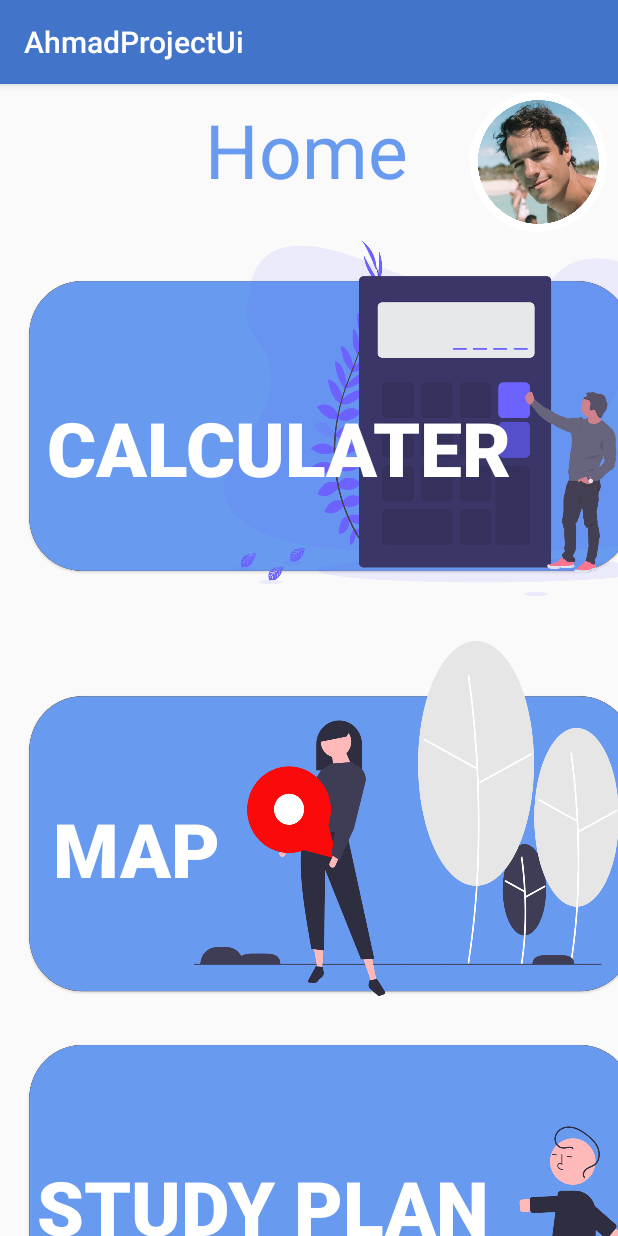
After one commit to LSobuh/ahmadsProject, an Android app: the Home screen opened directly, with no data from a screen before it, on a phone screen of 412 x 824 dp. The commit adds this screen. Run offline under Robolectric (Android 15) with nearby library versions, the phone set to English and light mode, and no system bars.

Commit message:
Initial commit

```diff
--- a/app/src/main/AndroidManifest.xml
+++ b/app/src/main/AndroidManifest.xml
@@ -23,6 +23,9 @@
         <activity android:name=".SignUp">
 
         </activity>
+        <activity android:name=".Home">
+
+        </activity>
     </application>
 
 </manifest>
--- /dev/null
+++ b/app/src/main/java/com/example/ahmadprojectui/Home.java
@@ -0,0 +1,18 @@
+package com.example.ahmadprojectui;
+
+import android.os.Bundle;
+
+import androidx.appcompat.app.AppCompatActivity;
+
+public class Home extends AppCompatActivity {
+
+    @Override
+    protected void onCreate(Bundle savedInstanceState) {
+        super.onCreate(savedInstanceState);
+        setContentView(R.layout.homepage);
+
+
+
+    }
+
+}
--- a/app/src/main/java/com/example/ahmadprojectui/MainActivity.java
+++ b/app/src/main/java/com/example/ahmadprojectui/MainActivity.java
@@ -15,6 +15,14 @@ public class MainActivity extends AppCompatActivity {
         setContentView(R.layout.activity_main);
     login=findViewById(R.id.button10);
     signup=findViewById(R.id.button11);
+    guest=findViewById(R.id.button12);
+    guest.setOnClickListener(new View.OnClickListener() {
+        @Override
+        public void onClick(View v) {
+            Intent i=new Intent(MainActivity.this,Home.class);
+            startActivity(i);
+        }
+    });
         signup.setOnClickListener(new View.OnClickListener() {
             @Override
             public void onClick(View v) {
--- /dev/null
+++ b/app/src/main/res/layout/homepage.xml
@@ -0,0 +1,151 @@
+<?xml version="1.0" encoding="utf-8"?>
+<androidx.constraintlayout.widget.ConstraintLayout
+    xmlns:android="http://schemas.android.com/apk/res/android"
+    xmlns:app="http://schemas.android.com/apk/res-auto"
+    xmlns:tools="http://schemas.android.com/tools"
+    android:layout_width="match_parent"
+    android:layout_height="match_parent">
+
+<LinearLayout
+    android:layout_width="match_parent"
+    android:layout_height="match_parent">
+
+</LinearLayout>
+    <ScrollView
+        android:id="@+id/scrollView2"
+        android:layout_width="541dp"
+        android:layout_height="721dp"
+        android:layout_marginStart="80dp"
+        android:layout_marginTop="40dp"
+        app:layout_constraintEnd_toEndOf="parent"
+        app:layout_constraintHorizontal_bias="0.304"
+        app:layout_constraintStart_toStartOf="parent"
+        app:layout_constraintTop_toBottomOf="@+id/textView7">
+
+
+        <LinearLayout
+            android:layout_width="match_parent"
+            android:layout_height="match_parent"
+            android:layout_marginTop="0dp"
+            android:orientation="vertical"
+            app:layout_constraintBottom_toBottomOf="parent"
+            app:layout_constraintEnd_toEndOf="parent"
+            app:layout_constraintHorizontal_bias="1.0"
+            app:layout_constraintStart_toStartOf="parent"
+            app:layout_constraintTop_toTopOf="parent">
+
+
+            <Button
+
+                android:id="@+id/button"
+                android:layout_width="438dp"
+                android:layout_height="237dp"
+                android:layout_marginLeft="0dp"
+                android:layout_marginTop="0dp"
+                android:layout_marginRight="0dp"
+                android:background="@drawable/calco"
+                android:paddingTop="40dp"
+                android:paddingRight="100dp"
+                android:text="Calculater"
+                android:textColor="#FFFFFF"
+                android:textSize="50dp"
+                android:textStyle="bold" />
+
+            <Button
+                android:id="@+id/calculater"
+                android:layout_width="408dp"
+                android:layout_height="237dp"
+                android:layout_marginLeft="0dp"
+                android:layout_marginTop="30dp"
+                android:layout_marginRight="0dp"
+                android:background="@drawable/trackicon"
+                android:paddingTop="40dp"
+                android:paddingRight="260dp"
+                android:text="map"
+                android:textColor="#FFFFFF"
+                android:textSize="50dp"
+                android:textStyle="bold" />
+
+            <Button
+                android:id="@+id/contactus"
+                android:layout_width="408dp"
+                android:layout_height="200dp"
+                android:layout_marginLeft="0dp"
+                android:layout_marginTop="30dp"
+                android:layout_marginRight="0dp"
+                android:background="@drawable/studenticon"
+                android:paddingTop="20dp"
+                android:paddingRight="90dp"
+                android:text="Study Plan"
+                android:textColor="#FFFFFF"
+                android:textSize="50dp"
+                android:textStyle="bold" />
+
+            <Button
+                android:id="@+id/college"
+                android:layout_width="408dp"
+                android:layout_height="200dp"
+                android:layout_marginLeft="0dp"
+                android:layout_marginTop="20dp"
+                android:layout_marginRight="0dp"
+                android:background="@drawable/buldingico"
+                android:paddingTop="50dp"
+                android:paddingRight="110sp"
+                android:text="Information Collages"
+                android:textColor="#FFFFFF"
+                android:textSize="40dp"
+                android:textStyle="bold" />
+
+            <Button
+                android:id="@+id/button8"
+                android:layout_width="408dp"
+                android:layout_height="200dp"
+                android:layout_marginTop="30dp"
+                android:layout_marginBottom="30dp"
+                android:background="@drawable/contact"
+                android:text="Contact Us"
+                android:textSize="40dp"
+                android:textColor="#FFFFFF"
+                android:paddingRight="140dp"
+                android:paddingTop="15dp"
+                android:textStyle="bold"/>
+
+        </LinearLayout>
+    </ScrollView>
+
+    <TextView
+        android:id="@+id/textView7"
+        android:layout_width="179dp"
+        android:layout_height="54dp"
+        android:layout_marginStart="50dp"
+        android:layout_marginEnd="50dp"
+        android:background="#00000000"
+        android:paddingLeft="20dp"
+        android:paddingRight="20dp"
+        android:text="Home"
+        android:textColor="#689AEF"
+        android:textSize="50sp"
+        app:layout_constraintBottom_toTopOf="@+id/scrollView2"
+        app:layout_constraintEnd_toEndOf="parent"
+        app:layout_constraintStart_toStartOf="parent"
+        app:layout_constraintTop_toTopOf="parent"
+        app:layout_constraintVertical_bias="0.0" />
+
+    <Button
+        android:id="@+id/button9"
+        android:layout_width="91dp"
+        android:layout_height="93dp"
+        android:layout_marginStart="5dp"
+        android:layout_marginTop="5dp"
+        android:layout_marginEnd="5dp"
+        android:layout_marginBottom="5dp"
+        android:background="@drawable/profiled"
+        app:layout_constraintBottom_toTopOf="@+id/scrollView2"
+        app:layout_constraintEnd_toEndOf="parent"
+        app:layout_constraintHorizontal_bias="0.84"
+        app:layout_constraintStart_toEndOf="@+id/textView7"
+        app:layout_constraintTop_toTopOf="parent"
+        app:layout_constraintVertical_bias="1.0" />
+
+
+</androidx.constraintlayout.widget.ConstraintLayout>
```
Also changed, not shown: app/src/main/res/drawable-v24/buldingico.png (added), app/src/main/res/drawable-v24/calco.png (added), app/src/main/res/drawable-v24/contact.png (added), app/src/main/res/drawable-v24/profiled.png (added), app/src/main/res/drawable-v24/studenticon.png (added), app/src/main/res/drawable-v24/trackicon.png (added).
